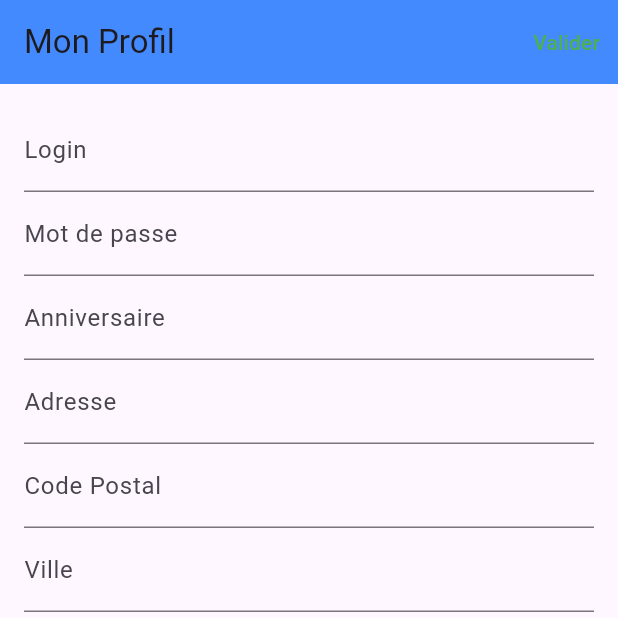
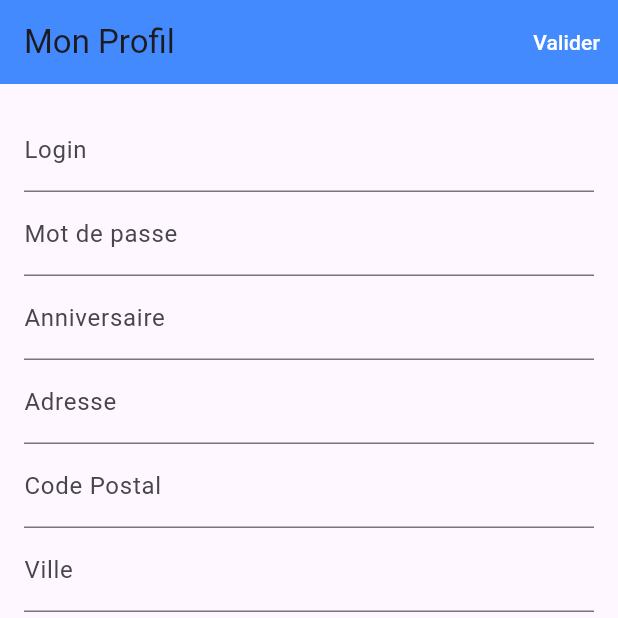
Before and after one commit to Yasserafz/Appvet, a Flutter app: the ProfilePage screen opened directly, on a phone screen of 412 x 824 dp, the top half of it. Run offline on Flutter 3.47's test engine with Material 3 defaults, Android fonts, the phone set to English and light mode, and no system bars; our stand-ins replace cloud_firestore, firebase_auth, firebase_core, fluttertoast; accounts and stored records are empty.

Commit message:
style update

```diff
--- a/lib/pages/ProfilePage.dart
+++ b/lib/pages/ProfilePage.dart
@@ -1,4 +1,5 @@
 import 'package:appvet/styles/HomePageStyle.dart';
+import 'package:appvet/styles/ProfilePageStyle.dart'; // Utiliser votre fichier de style
 import 'package:flutter/material.dart';
 import 'package:cloud_firestore/cloud_firestore.dart';
 import 'package:firebase_auth/firebase_auth.dart';
@@ -91,8 +92,9 @@
             },
             child: const Text(
               "Valider",
-              style:
-                  TextStyle(color: Colors.green), // Couleur verte pour le texte
+              style: TextStyle(
+                  color:
+                      validateTextColor), // Couleur pour le texte de validation
             ),
           ),
         ],
@@ -143,12 +145,10 @@
                 },
               ),
               SizedBox(height: 20),
-              // Bouton de déconnexion en bas
               ElevatedButton(
                 onPressed: _signOut,
                 style: ElevatedButton.styleFrom(
-                  backgroundColor:
-                      Colors.red, // Couleur rouge pour le bouton de déconnexion
+                  backgroundColor: buttonColor, // Utiliser la couleur définie
                 ),
                 child: const Text("Déconnexion"),
               ),
--- a/lib/pages/homepage.dart
+++ b/lib/pages/homepage.dart
@@ -1,5 +1,4 @@
 import 'package:flutter/material.dart';
-import 'package:appvet/styles/HomePageStyle.dart';
 import 'package:appvet/components/ClothingList.dart';
 import 'package:appvet/components/BottomNavBar.dart';
 import 'package:appvet/pages/CartPage.dart';
--- /dev/null
+++ b/lib/styles/ProfilePageStyle.dart
@@ -0,0 +1,10 @@
+import 'package:flutter/material.dart';
+
+// Définir les couleurs utilisées
+const Color profileAppBarColor =
+    Color(0xFF6200EA); // Exemple de couleur pour l'AppBar
+const Color buttonColor = Colors.red; // Couleur pour le bouton de déconnexion
+const Color validateTextColor = Color.fromARGB(
+    255, 255, 255, 255); // Couleur pour le texte du bouton de validation
+
+// Autres styles peuvent être définis ici
```
Also changed, not shown: lib/pages/loginpage.dart (+11 -4 lines).
